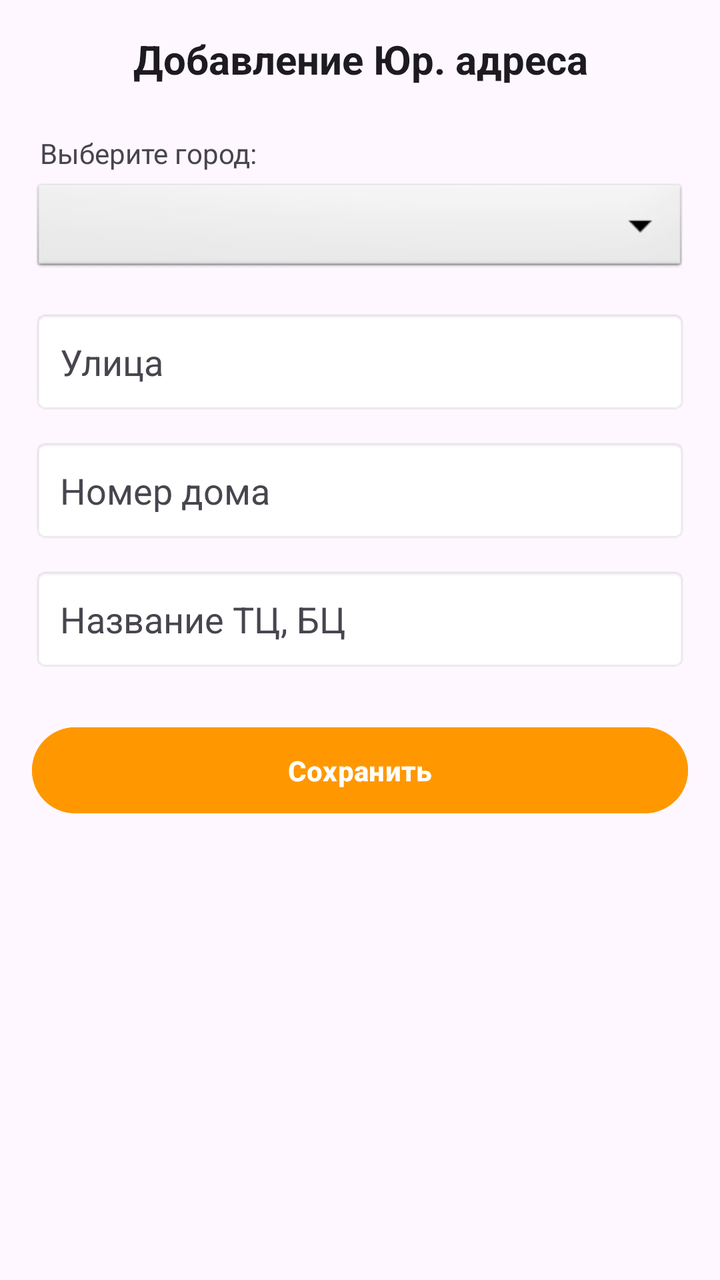
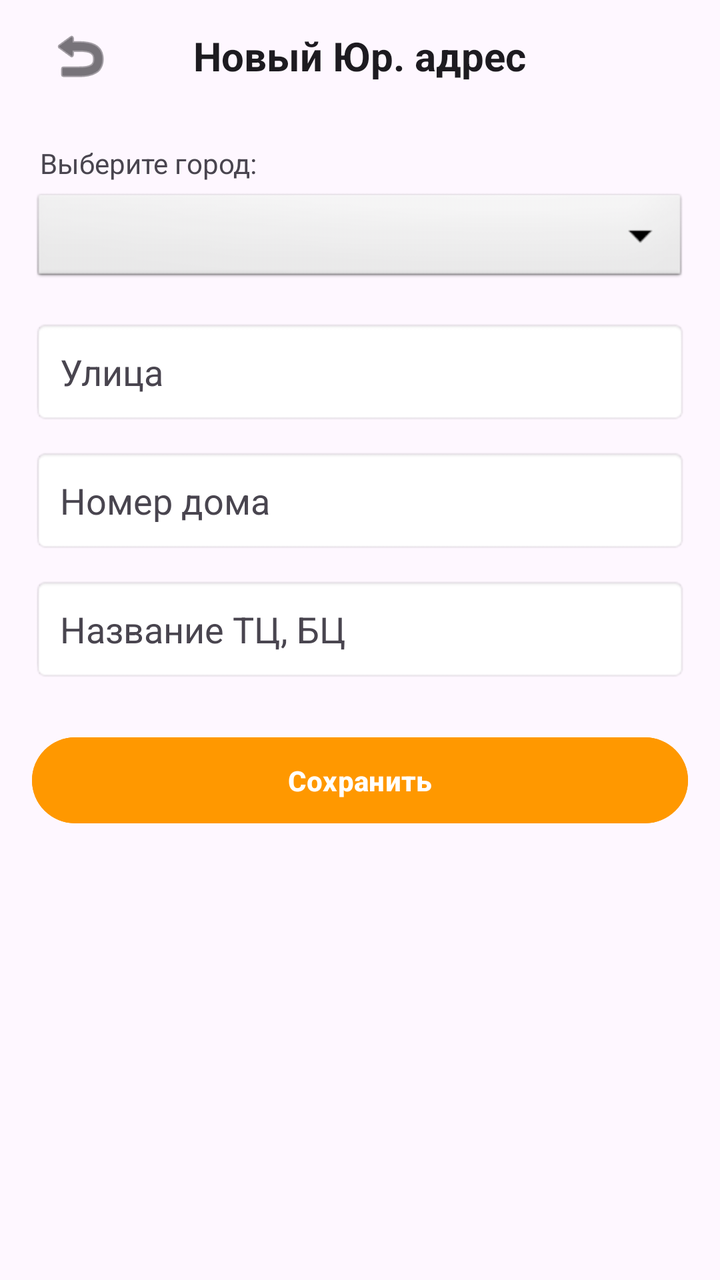

An Android layout rendered at two revisions. The XML below is the earlier revision; the diff shows what the commit changed to produce the second picture.
<!-- AndroidManifest.xml: application theme Theme.BaseHome -->
<!-- res/layout/activity_add_business_address.xml -->
<?xml version="1.0" encoding="utf-8"?>
<LinearLayout xmlns:android="http://schemas.android.com/apk/res/android"
    android:layout_width="match_parent"
    android:layout_height="match_parent"
    android:orientation="vertical"
    android:padding="16dp"
    android:fitsSystemWindows="true"
    android:background="?android:attr/windowBackground">

    <TextView
        android:layout_width="match_parent"
        android:layout_height="wrap_content"
        android:text="Добавление Юр. адреса"
        android:textSize="20sp"
        android:textStyle="bold"
        android:textColor="?android:attr/textColorPrimary"
        android:layout_marginBottom="24dp"
        android:gravity="center" />

    <TextView
        android:layout_width="match_parent"
        android:layout_height="wrap_content"
        android:text="Выберите город:"
        android:textSize="14sp"
        android:textColor="?android:attr/textColorSecondary"
        android:layout_marginBottom="4dp"
        android:layout_marginStart="4dp"/>

    <Spinner
        android:id="@+id/spinnerBusinessCity"
        android:layout_width="match_parent"
        android:layout_height="wrap_content"
        android:layout_marginBottom="16dp"
        android:padding="12dp"
        android:background="@android:drawable/btn_dropdown"
        android:spinnerMode="dropdown" />

    <EditText
        android:id="@+id/etBusinessStreet"
        android:layout_width="match_parent"
        android:layout_height="wrap_content"
        android:hint="Улица"
        android:padding="14dp"
        android:layout_marginBottom="12dp"
        android:textColor="?android:attr/textColorPrimary"
        android:textColorHint="?android:attr/textColorSecondary"
        android:background="@android:drawable/editbox_background"
        android:inputType="textCapSentences" />

    <EditText
        android:id="@+id/etBusinessHouse"
        android:layout_width="match_parent"
        android:layout_height="wrap_content"
        android:hint="Номер дома"
        android:padding="14dp"
        android:layout_marginBottom="12dp"
        android:textColor="?android:attr/textColorPrimary"
        android:textColorHint="?android:attr/textColorSecondary"
        android:background="@android:drawable/editbox_background"
        android:inputType="textCapSentences" />

    <EditText
        android:id="@+id/etCenterName"
        android:layout_width="match_parent"
        android:layout_height="wrap_content"
        android:hint="Название ТЦ, БЦ"
        android:padding="14dp"
        android:layout_marginBottom="24dp"
        android:textColor="?android:attr/textColorPrimary"
        android:textColorHint="?android:attr/textColorSecondary"
        android:background="@android:drawable/editbox_background"
        android:inputType="textCapSentences" />

    <Button
        android:id="@+id/btnSaveBusiness"
        android:layout_width="match_parent"
        android:layout_height="wrap_content"
        android:text="Сохранить"
        android:backgroundTint="#FF9800"
        android:textColor="@android:color/white"
        android:padding="12dp"
        android:textStyle="bold" />

</LinearLayout>
<!-- resources referenced by this layout -->
<resources>
  <style name="Theme.BaseHome" parent="Base.Theme.BaseHome" />
  <style name="Base.Theme.BaseHome" parent="Theme.Material3.DayNight.NoActionBar">
          
          
      </style>
</resources>

<!-- the commit's change to res/layout/activity_add_business_address.xml (unified diff, before → after) -->
@@ -1,84 +1,106 @@
 <?xml version="1.0" encoding="utf-8"?>
 <LinearLayout xmlns:android="http://schemas.android.com/apk/res/android"
+    xmlns:app="http://schemas.android.com/apk/res-auto"
     android:layout_width="match_parent"
     android:layout_height="match_parent"
     android:orientation="vertical"
-    android:padding="16dp"
-    android:fitsSystemWindows="true"
-    android:background="?android:attr/windowBackground">
+    android:background="?android:attr/windowBackground"
+    android:fitsSystemWindows="true">
 
-    <TextView
+    
+    <RelativeLayout
+        android:layout_width="match_parent"
+        android:layout_height="56dp"
+        android:paddingHorizontal="16dp">
+
+        <ImageButton
+            android:id="@+id/btnBackAddBusiness"
+            android:layout_width="48dp"
+            android:layout_height="48dp"
+            android:layout_centerVertical="true"
+            android:background="?android:attr/selectableItemBackgroundBorderless"
+            android:src="@android:drawable/ic_menu_revert"
+            app:tint="?android:attr/textColorPrimary" />
+
+        <TextView
+            android:layout_width="wrap_content"
+            android:layout_height="wrap_content"
+            android:layout_centerInParent="true"
+            android:text="Новый Юр. адрес"
+            android:textSize="20sp"
+            android:textStyle="bold"
+            android:textColor="?android:attr/textColorPrimary" />
+    </RelativeLayout>
+
+    <LinearLayout
         android:layout_width="match_parent"
         android:layout_height="wrap_content"
-        android:text="Добавление Юр. адреса"
-        android:textSize="20sp"
-        android:textStyle="bold"
-        android:textColor="?android:attr/textColorPrimary"
-        android:layout_marginBottom="24dp"
-        android:gravity="center" />
+        android:orientation="vertical"
+        android:padding="16dp">
 
-    <TextView
-        android:layout_width="match_parent"
-        android:layout_height="wrap_content"
-        android:text="Выберите город:"
-        android:textSize="14sp"
-        android:textColor="?android:attr/textColorSecondary"
-        android:layout_marginBottom="4dp"
-        android:layout_marginStart="4dp"/>
+        <TextView
+            android:layout_width="match_parent"
+            android:layout_height="wrap_content"
+            android:text="Выберите город:"
+            android:textSize="14sp"
+            android:textColor="?android:attr/textColorSecondary"
+            android:layout_marginBottom="4dp"
+            android:layout_marginStart="4dp"/>
 
-    <Spinner
-        android:id="@+id/spinnerBusinessCity"
-        android:layout_width="match_parent"
-        android:layout_height="wrap_content"
-        android:layout_marginBottom="16dp"
-        android:padding="12dp"
-        android:background="@android:drawable/btn_dropdown"
-        android:spinnerMode="dropdown" />
+        <Spinner
+            android:id="@+id/spinnerBusinessCity"
+            android:layout_width="match_parent"
+            android:layout_height="wrap_content"
+            android:layout_marginBottom="16dp"
+            android:padding="12dp"
+            android:background="@android:drawable/btn_dropdown"
+            android:spinnerMode="dropdown" />
 
-    <EditText
-        android:id="@+id/etBusinessStreet"
-        android:layout_width="match_parent"
-        android:layout_height="wrap_content"
-        android:hint="Улица"
-        android:padding="14dp"
-        android:layout_marginBottom="12dp"
-        android:textColor="?android:attr/textColorPrimary"
-        android:textColorHint="?android:attr/textColorSecondary"
-        android:background="@android:drawable/editbox_background"
-        android:inputType="textCapSentences" />
+        <EditText
+            android:id="@+id/etBusinessStreet"
+            android:layout_width="match_parent"
+            android:layout_height="wrap_content"
+            android:hint="Улица"
+            android:padding="14dp"
+            android:layout_marginBottom="12dp"
+            android:textColor="?android:attr/textColorPrimary"
+            android:textColorHint="?android:attr/textColorSecondary"
+            android:background="@android:drawable/editbox_background"
+            android:inputType="textCapSentences" />
 
-    <EditText
-        android:id="@+id/etBusinessHouse"
-        android:layout_width="match_parent"
-        android:layout_height="wrap_content"
-        android:hint="Номер дома"
-        android:padding="14dp"
-        android:layout_marginBottom="12dp"
-        android:textColor="?android:attr/textColorPrimary"
-        android:textColorHint="?android:attr/textColorSecondary"
-        android:background="@android:drawable/editbox_background"
-        android:inputType="textCapSentences" />
+        <EditText
+            android:id="@+id/etBusinessHouse"
+            android:layout_width="match_parent"
+            android:layout_height="wrap_content"
+            android:hint="Номер дома"
+            android:padding="14dp"
+            android:layout_marginBottom="12dp"
+            android:textColor="?android:attr/textColorPrimary"
+            android:textColorHint="?android:attr/textColorSecondary"
+            android:background="@android:drawable/editbox_background"
+            android:inputType="textCapSentences" />
 
-    <EditText
-        android:id="@+id/etCenterName"
-        android:layout_width="match_parent"
-        android:layout_height="wrap_content"
-        android:hint="Название ТЦ, БЦ"
-        android:padding="14dp"
-        android:layout_marginBottom="24dp"
-        android:textColor="?android:attr/textColorPrimary"
-        android:textColorHint="?android:attr/textColorSecondary"
-        android:background="@android:drawable/editbox_background"
-        android:inputType="textCapSentences" />
+        <EditText
+            android:id="@+id/etCenterName"
+            android:layout_width="match_parent"
+            android:layout_height="wrap_content"
+            android:hint="Название ТЦ, БЦ"
+            android:padding="14dp"
+            android:layout_marginBottom="24dp"
+            android:textColor="?android:attr/textColorPrimary"
+            android:textColorHint="?android:attr/textColorSecondary"
+            android:background="@android:drawable/editbox_background"
+            android:inputType="textCapSentences" />
 
-    <Button
-        android:id="@+id/btnSaveBusiness"
-        android:layout_width="match_parent"
-        android:layout_height="wrap_content"
-        android:text="Сохранить"
-        android:backgroundTint="#FF9800"
-        android:textColor="@android:color/white"
-        android:padding="12dp"
-        android:textStyle="bold" />
+        <Button
+            android:id="@+id/btnSaveBusiness"
+            android:layout_width="match_parent"
+            android:layout_height="wrap_content"
+            android:text="Сохранить"
+            android:backgroundTint="#FF9800"
+            android:textColor="@android:color/white"
+            android:padding="12dp"
+            android:textStyle="bold" />
+    </LinearLayout>
 
 </LinearLayout>
